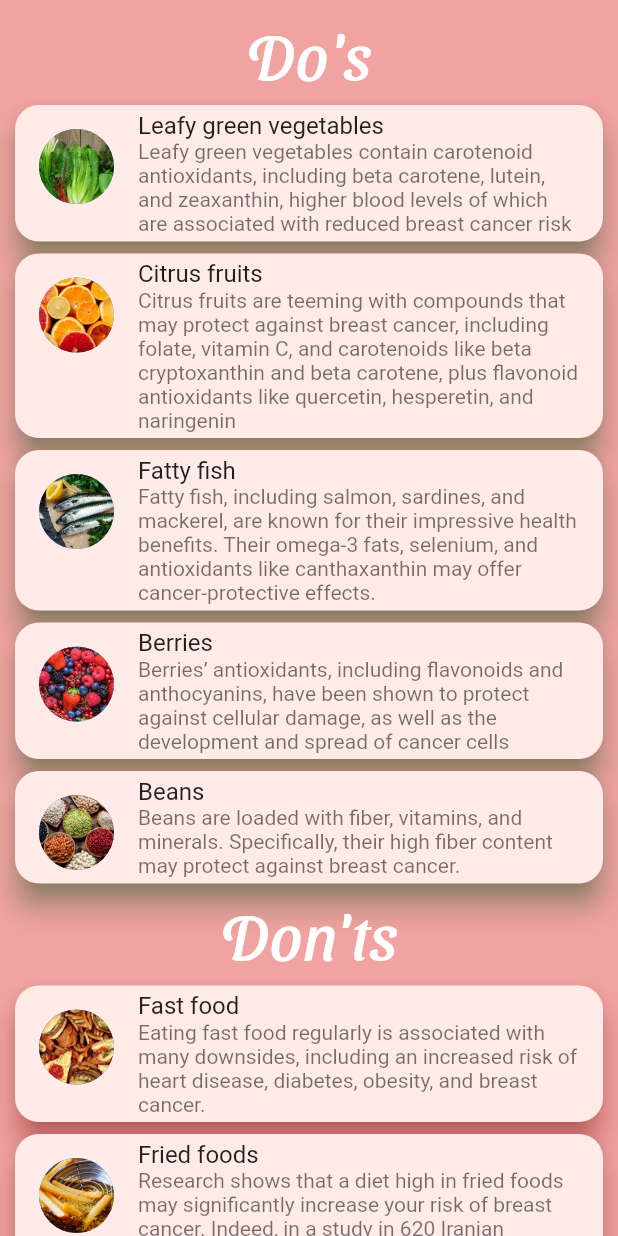
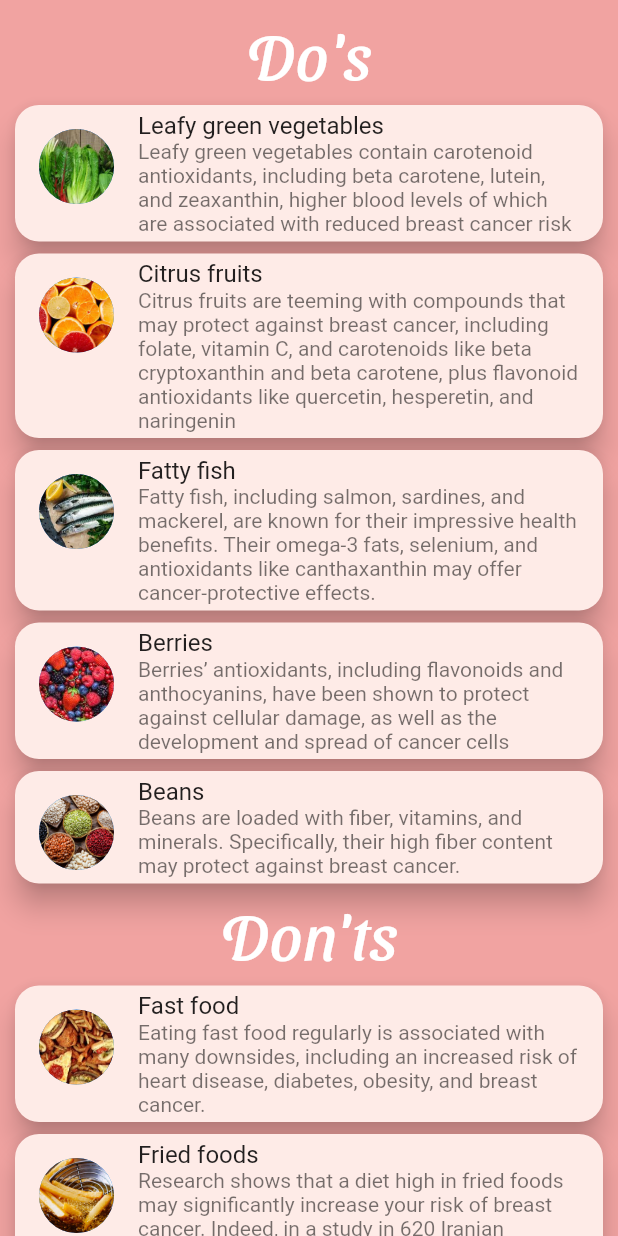
Before and after one commit to ParthPandey2236/Healthx, a Flutter app: the Diet screen opened directly, on a phone screen of 412 x 824 dp. Run offline on Flutter 3.47's test engine with Material 2 defaults, Android fonts, the light colour scheme and no system bars; our stand-ins replace cloud_firestore, eva_icons_flutter, firebase_auth, firebase_core, firebase_storage, fluttertoast and 3 more; missing offline and left inert: translator; accounts and stored records are empty.

```diff
--- a/lib/DietPage.dart
+++ b/lib/DietPage.dart
@@ -62,7 +62,7 @@ class _DietState extends State<Diet> {
 
                  ),
                ) ,
-                shadowColor: Colors.green[700] ,
+                //shadowColor: Colors.green[700] ,
                 elevation: 8.0,
               ),
               Card(
@@ -89,7 +89,7 @@ class _DietState extends State<Diet> {
                     backgroundImage: AssetImage('assets/image1.jpg'),
                   ),
                 ) ,
-                shadowColor: Colors.green[700] ,
+                //shadowColor: Colors.green[700] ,
                 elevation: 8.0,
               ),
               Card(
@@ -115,7 +115,7 @@ class _DietState extends State<Diet> {
                     backgroundImage: AssetImage('assets/fatty fish.jpg'),
                   ),
                 ) ,
-                shadowColor: Colors.green[700] ,
+                //shadowColor: Colors.green[700] ,
                 elevation: 8.0,
               ),
               Card(
@@ -141,7 +141,7 @@ class _DietState extends State<Diet> {
                     backgroundImage: AssetImage('assets/berries.jpg'),
                   ),
                 ) ,
-                shadowColor: Colors.green[700] ,
+               // shadowColor: Colors.green[700] ,
                 elevation: 8.0,
               ),
               Card(
@@ -167,7 +167,7 @@ class _DietState extends State<Diet> {
                     backgroundImage: AssetImage('assets/beans.jpg'),
                   ),
                 ) ,
-                shadowColor: Colors.green[700] ,
+                //shadowColor: Colors.green[700] ,
                 elevation: 8.0,
               ),
               Text(
@@ -204,7 +204,7 @@ class _DietState extends State<Diet> {
                     backgroundImage: AssetImage('assets/fast food.jpg'),
                   ),
                 ) ,
-                shadowColor: Colors.red[700] ,
+                //shadowColor: Colors.red[700] ,
                 elevation: 8.0,
               ),
               Card(
@@ -230,7 +230,7 @@ class _DietState extends State<Diet> {
                     backgroundImage: AssetImage('assets/fried food.jpg'),
                   ),
                 ) ,
-                shadowColor: Colors.red[700] ,
+               // shadowColor: Colors.red[700] ,
                 elevation: 8.0,
               ),
               Card(
@@ -256,7 +256,7 @@ class _DietState extends State<Diet> {
                     backgroundImage: AssetImage('assets/processed meat.jpg'),
                   ),
                 ) ,
-                shadowColor: Colors.red[700] ,
+               // shadowColor: Colors.red[700] ,
                 elevation: 8.0,
               ),
               Card(
@@ -282,7 +282,7 @@ class _DietState extends State<Diet> {
                     backgroundImage: AssetImage('assets/added sugar.jpg'),
                   ),
                 ) ,
-                shadowColor: Colors.red[700] ,
+                //shadowColor: Colors.red[700] ,
                 elevation: 8.0,
               ),
               Card(
@@ -308,7 +308,7 @@ class _DietState extends State<Diet> {
                     backgroundImage: AssetImage('assets/refined carbs.jpg'),
                   ),
                 ) ,
-                shadowColor: Colors.red[700] ,
+               // shadowColor: Colors.red[700] ,
                 elevation: 8.0,
               ),
               Text(
@@ -345,7 +345,7 @@ class _DietState extends State<Diet> {
                     :"स्वस्थ वजन बनाए रखें। हृदय रोग, उच्च रक्तचाप और टाइप 2 मधुमेह सहित विभिन्न स्थितियों को रोकें या प्रबंधित करें। अपनी हड्डियों और मांसपेशियों को मजबूत करें।",
                   ),
                 ),
-                shadowColor: Colors.green[700],
+                //shadowColor: Colors.green[700],
                 elevation: 8.0,
               ),
               Card(
@@ -372,7 +372,7 @@ class _DietState extends State<Diet> {
                     :"नियमित योग अभ्यास मानसिक स्पष्टता और शांति पैदा करता है; शरीर में जागरूकता बढ़ाता है; पुराने तनाव पैटर्न से राहत देता है; मन को शांत करता है; ध्यान केन्द्रित करता है; और एकाग्रता को तेज करता है।",
                   ),
                 ),
-                shadowColor: Colors.green[700],
+                //shadowColor: Colors.green[700],
                 elevation: 8.0,
               ),
               Card(
@@ -399,7 +399,7 @@ class _DietState extends State<Diet> {
                     :"मांसपेशियों की शक्ति और टोन में वृद्धि, विशेष रूप से आपके पेट की मांसपेशियों, पीठ के निचले हिस्से, कूल्हों और नितंबों (आपके शरीर की मूल मांसपेशियों) में।",
                   ),
                 ),
-                shadowColor: Colors.green[700],
+                //shadowColor: Colors.green[700],
                 elevation: 8.0,
               ),
               Card(
@@ -426,7 +426,7 @@ class _DietState extends State<Diet> {
                         :"तनाव, चिंता और अवसाद, बेहतर मनोदशा, बेहतर एरोबिक क्षमता, बढ़ी हुई ऊर्जा और सहनशक्ति, बेहतर लचीलापन, संतुलन और चपलता।"
                   ),
                 ),
-                shadowColor: Colors.green[700],
+               // shadowColor: Colors.green[700],
                 elevation: 8.0,
               ),
               Card(
@@ -453,7 +453,7 @@ class _DietState extends State<Diet> {
                         :"आपके दिल और फेफड़ों की बेहतर स्थिति। मांसपेशियों की ताकत, धीरज और मोटर फिटनेस में वृद्धि हुई। एरोबिक फिटनेस में वृद्धि। बेहतर मांसपेशियों की टोन और ताकत।"
                   ),
                 ),
-                shadowColor: Colors.green[700],
+                //shadowColor: Colors.green[700],
                 elevation: 8.0,
               ),
 
--- a/lib/SymptomsPage.dart
+++ b/lib/SymptomsPage.dart
@@ -587,7 +587,7 @@ calculatePrediction(BuildContext context, String text) {
                               : Colors.redAccent[200])))
             else
               Text(
-                  ((24 - Total_male_symptoms - Total_female_symptoms) * 4)
+                  ((30 - Total_male_symptoms - Total_female_symptoms) * 3)
                           .toString() +
                       '%\n',
                   style: TextStyle(
```
